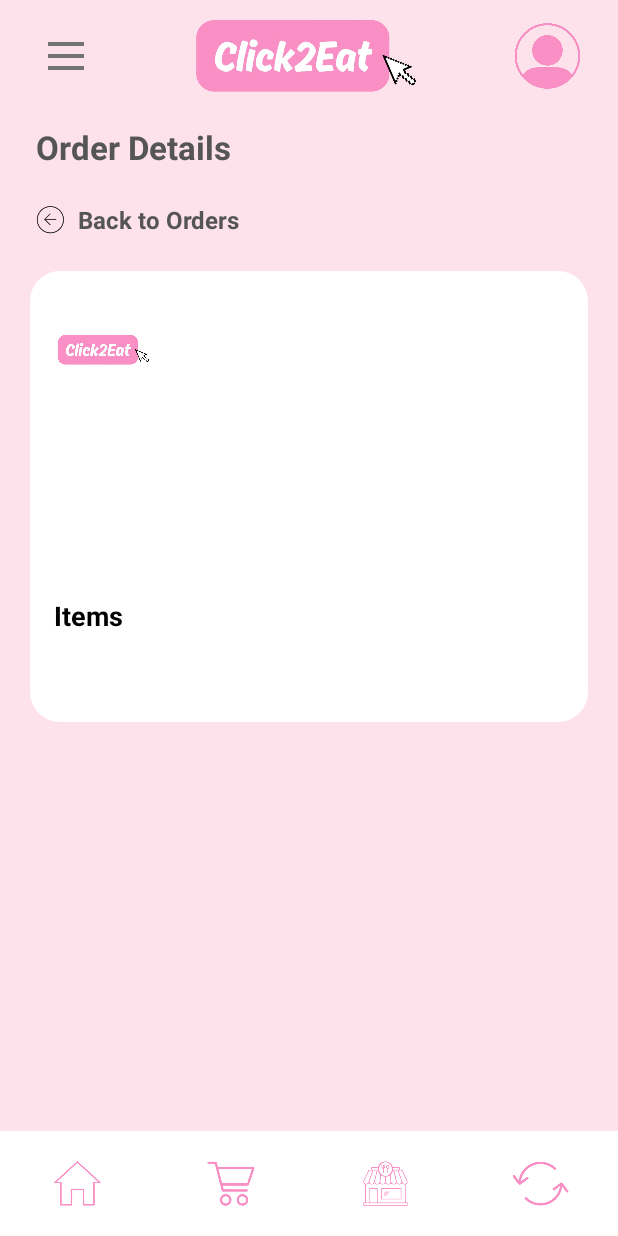
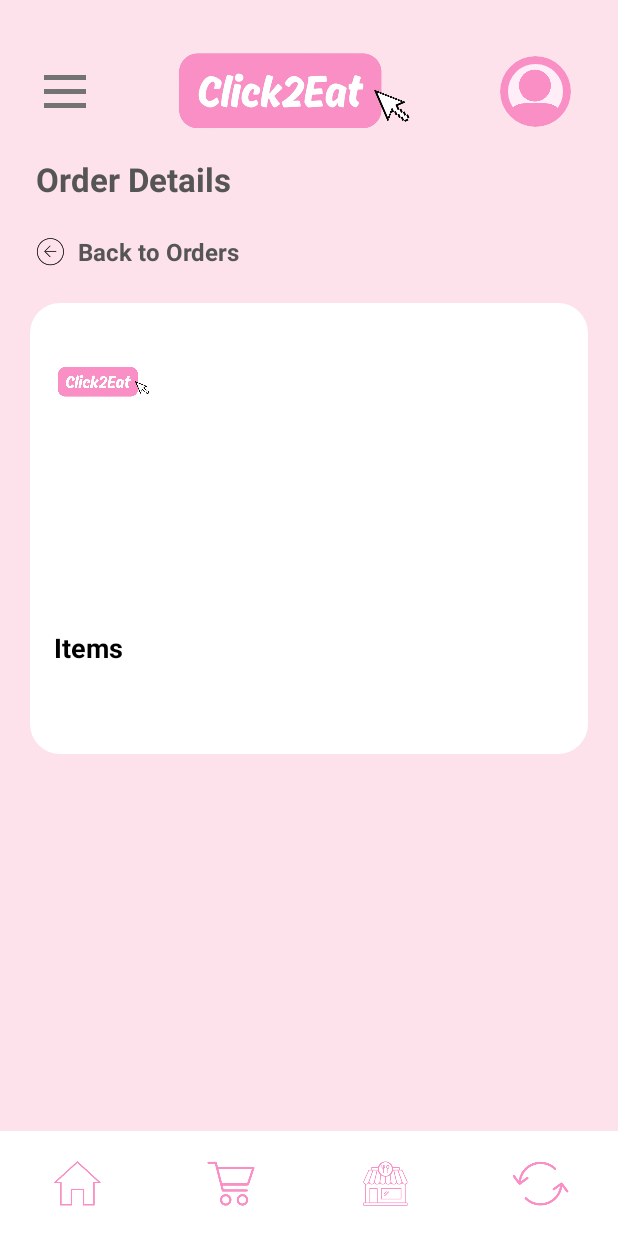
Before and after one commit to starryoongs/Click2Eat_Repository-Codes, an Android app: the OrderDetailsActivity screen opened directly, with no data from a screen before it, on a phone screen of 412 x 824 dp. Run offline under Robolectric (Android 15) with nearby library versions, the phone set to English and light mode, and no system bars; 1 statement that could not run was skipped.

Commit message:
Minor fix in the order history part

```diff
--- a/app/src/main/res/layout/activity_order_details.xml
+++ b/app/src/main/res/layout/activity_order_details.xml
@@ -6,26 +6,27 @@
     android:background="#FDE1EB"
     android:orientation="vertical">
 
-    <!-- Click2Eat Header -->
+    <!-- Header (matches HomeActivity) -->
     <LinearLayout
         android:layout_width="match_parent"
-        android:layout_height="75dp"
+        android:layout_height="71dp"
+        android:layout_marginStart="20dp"
+        android:layout_marginTop="25dp"
+        android:layout_marginEnd="18dp"
         android:gravity="center_vertical"
-        android:orientation="horizontal"
-        android:paddingStart="24dp"
-        android:paddingEnd="24dp">
+        android:orientation="horizontal">
 
         <ImageView
             android:id="@+id/orderDetailsMenu"
-            android:layout_width="40dp"
-            android:layout_height="40dp"
-            android:padding="8dp"
-            android:contentDescription="Back to orders"
+            android:layout_width="28dp"
+            android:layout_height="30dp"
+            android:layout_marginLeft="9dp"
+            android:contentDescription="Menu"
             android:src="@drawable/three_line_icon" />
 
         <ImageView
             android:layout_width="0dp"
-            android:layout_height="55dp"
+            android:layout_height="58dp"
             android:layout_weight="1"
             android:contentDescription="Click2Eat logo"
             android:scaleType="fitCenter"
@@ -33,12 +34,14 @@
 
         <ImageView
             android:id="@+id/orderDetailsProfile"
-            android:layout_width="45dp"
-            android:layout_height="45dp"
-            android:contentDescription="Profile"
+            android:layout_width="47dp"
+            android:layout_height="47dp"
+            android:layout_marginEnd="13dp"
+            android:background="@drawable/bg_profile_circle"
+            android:clipToOutline="true"
+            android:contentDescription="Open profile"
             android:scaleType="centerCrop"
             android:src="@drawable/default_profile2" />
-
     </LinearLayout>
 
     <!-- Order Details Title -->
```
Also changed, not shown: app/src/main/java/com/example/click2eat/orders/OrderDetailsActivity.kt (+20 -0 lines), app/src/main/java/com/example/click2eat/orders/OrderHistoryActivity.kt (+21 -0 lines), app/src/main/res/layout/activity_order_history.xml (+21 -18 lines).
